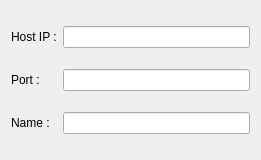
sbordeyne/DnDApp, file UI/connect_window.ui: the form before one commit.
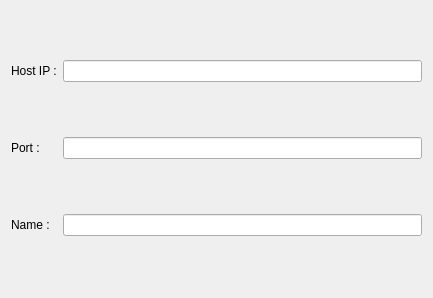
The form after the commit.

Commit message: changed connect window class name from "UI_Dialog" to "UI_connect_window"

```diff
--- a/UI/connect_window.ui
+++ b/UI/connect_window.ui
@@ -6,8 +6,8 @@
    <rect>
     <x>0</x>
     <y>0</y>
-    <width>261</width>
-    <height>160</height>
+    <width>433</width>
+    <height>298</height>
    </rect>
   </property>
   <property name="windowTitle">
```
Left out of the diff: 4 changed lines with no effect on the pictures.
